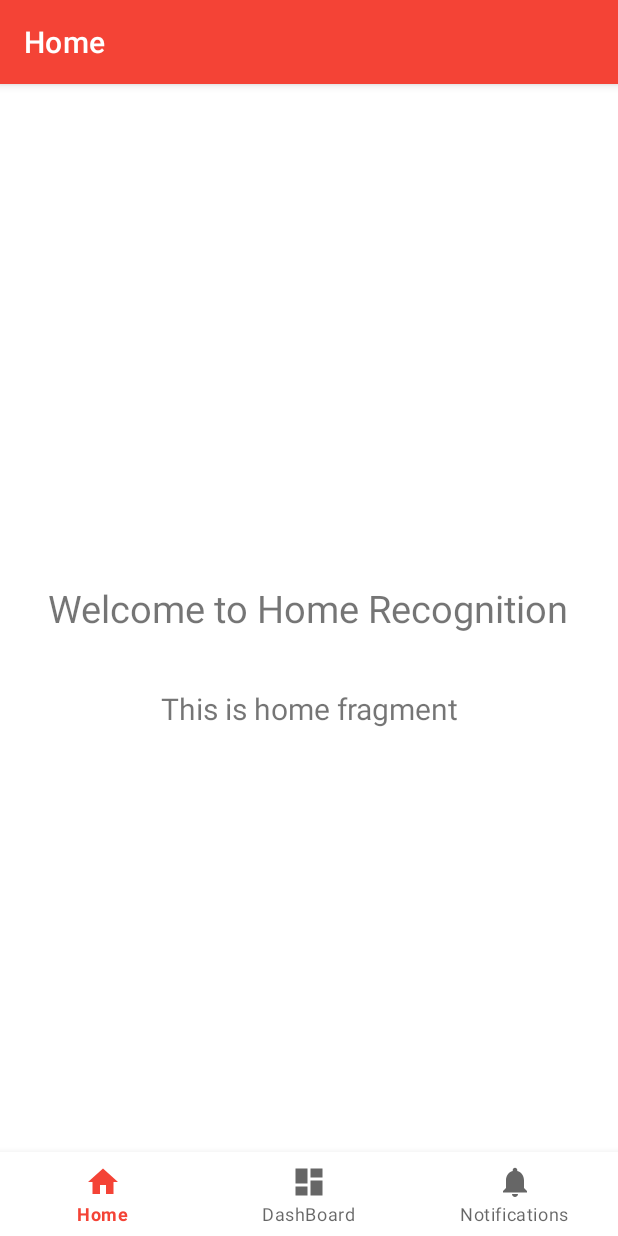
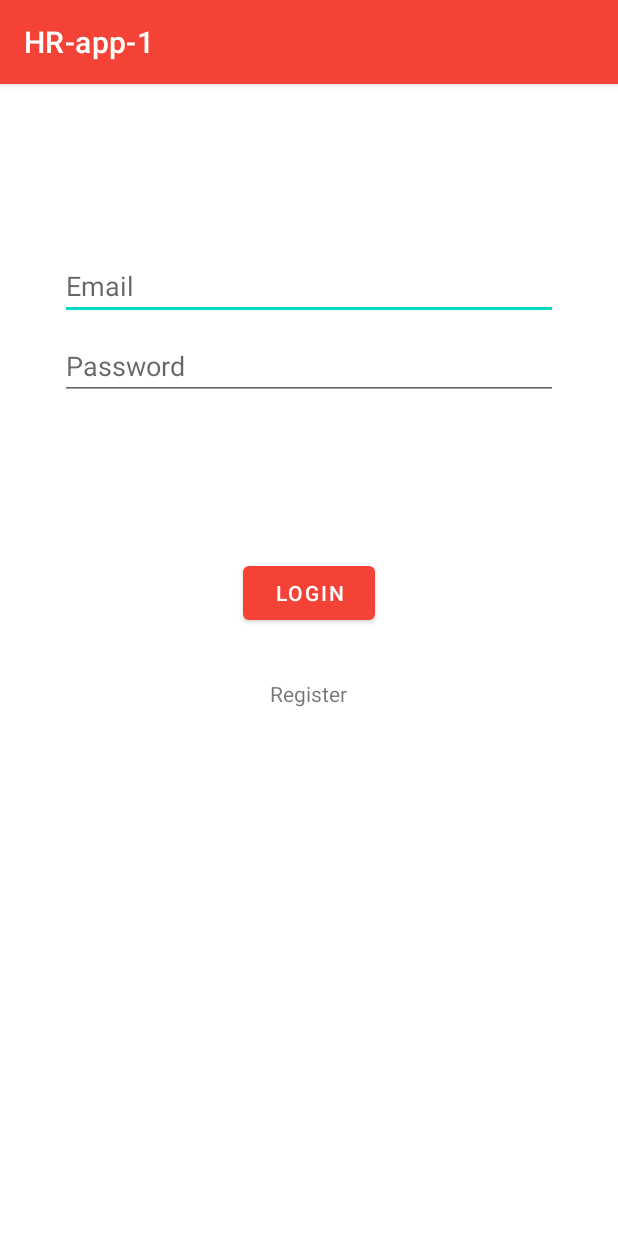
Before and after one commit to gsobrinski/home-recognition-app, an Android app: the screen it shows after launch (MainActivity before the commit, LoginActivity after it), on a phone screen of 412 x 824 dp. Run offline under Robolectric (Android 15) with nearby library versions, the phone set to English and light mode, and no system bars.

Commit message:
Login Page initiated

```diff
--- a/HRapp1/app/src/main/AndroidManifest.xml
+++ b/HRapp1/app/src/main/AndroidManifest.xml
@@ -10,7 +10,7 @@
         android:supportsRtl="true"
         android:theme="@style/Theme.HRapp1">
         <activity
-            android:name=".MainActivity"
+            android:name=".ui.login.LoginActivity"
             android:label="@string/app_name">
             <intent-filter>
                 <action android:name="android.intent.action.MAIN" />
@@ -18,6 +18,10 @@
                 <category android:name="android.intent.category.LAUNCHER" />
             </intent-filter>
         </activity>
+        <activity
+            android:name=".MainActivity"
+            android:label="@string/app_name"
+            android:parentActivityName=".ui.login.LoginActivity"/>
     </application>
 
 </manifest>
--- /dev/null
+++ b/HRapp1/app/src/main/java/com/example/hr_app_1/ui/login/LoginActivity.java
@@ -0,0 +1,109 @@
+package com.example.hr_app_1.ui.login;
+import com.example.hr_app_1.R;
+
+import android.content.Context;
+import android.content.Intent;
+
+import android.os.Bundle;
+
+import androidx.appcompat.app.AppCompatActivity;
+
+import android.view.View;
+import android.widget.Button;
+import android.widget.EditText;
+import android.widget.ProgressBar;
+import android.widget.TextView;
+import android.widget.Toast;
+
+import com.example.hr_app_1.MainActivity;
+
+public class LoginActivity extends AppCompatActivity implements View.OnClickListener {
+    private final AppCompatActivity activity = LoginActivity.this;
+    private EditText usernameEditText;
+    private EditText passwordEditText;
+    private Button loginButton;
+    private TextView registerText;
+    private ProgressBar loadingProgressBar;
+
+    @Override
+    protected void onCreate(Bundle savedInstanceState) {
+        super.onCreate(savedInstanceState);
+        setContentView(R.layout.activity_login);
+        //getSupportActionBar().hide();
+        initViews();
+        initListeners();
+   //     initObjects();
+    }
+
+    /**
+     * This method is to initialize views
+     */
+    private void initViews() {
+        usernameEditText = findViewById(R.id.username);
+        passwordEditText = findViewById(R.id.password);
+        loginButton = findViewById(R.id.login_button2);
+        registerText = findViewById(R.id.register);
+        loadingProgressBar = findViewById(R.id.loading);
+    }
+    /**
+     * This method is to initialize listeners
+     */
+    private void initListeners() {
+        loginButton.setOnClickListener(this);
+        registerText.setOnClickListener(this);
+    }
+
+    /**
+     * This method is to initialize objects to be used
+     */
+    private void initObjects() {
+        // databaseHelper = new DatabaseHelper(activity);
+        //inputValidation = new InputValidation(activity);
+    }
+
+    /**
+     * This implemented method is to listen the click on view
+     *
+     * @param v
+     */
+    @Override
+    public void onClick(View v) {
+        switch (v.getId()) {
+            case R.id.login_button2:
+                validateLogin();
+                break;
+            case R.id.register:
+                //validateLogin();
+                // Navigate to RegisterActivity
+               // Intent intentRegister = new Intent(getApplicationContext(), RegisterActivity.class);
+              //  startActivity(intentRegister);
+                break;
+        }
+    }
+
+    /**
+     * This method is to validate the input text fields and verify login credentials from SQLite
+     */
+    private void validateLogin() {
+        if(usernameEditText.getText().toString().equals("admin@gmail.com") && passwordEditText.getText().toString().equals("password")){
+            Intent accountsIntent = new Intent(activity, MainActivity.class);
+            emptyInputEditText();
+            startActivity(accountsIntent);
+        }
+        else{
+            Context context = getApplicationContext();
+            CharSequence text = "Incorrect username or password";
+            int duration = Toast.LENGTH_SHORT;
+
+            Toast toast = Toast.makeText(context, text, duration);
+            toast.show();
+        }
+    }
+    /**
+     * This method is to empty all input edit text
+     */
+    private void emptyInputEditText() {
+        usernameEditText.setText(null);
+        passwordEditText.setText(null);
+    }
+}
--- /dev/null
+++ b/HRapp1/app/src/main/java/com/example/hr_app_1/ui/login/LoginViewModel.java
@@ -0,0 +1,11 @@
+package com.example.hr_app_1.ui.login;
+
+import androidx.lifecycle.LiveData;
+import androidx.lifecycle.MutableLiveData;
+import androidx.lifecycle.ViewModel;
+
+import android.util.Patterns;
+
+public class LoginViewModel  extends ViewModel {
+
+}
--- /dev/null
+++ b/HRapp1/app/src/main/res/layout/activity_login.xml
@@ -0,0 +1,79 @@
+<?xml version="1.0" encoding="utf-8"?>
+<androidx.constraintlayout.widget.ConstraintLayout xmlns:android="http://schemas.android.com/apk/res/android"
+    xmlns:app="http://schemas.android.com/apk/res-auto"
+    xmlns:tools="http://schemas.android.com/tools"
+    android:id="@+id/container"
+    android:layout_width="match_parent"
+    android:layout_height="match_parent"
+    android:paddingLeft="@dimen/activity_horizontal_margin"
+    android:paddingTop="@dimen/activity_vertical_margin"
+    android:paddingRight="@dimen/activity_horizontal_margin"
+    android:paddingBottom="@dimen/activity_vertical_margin">
+
+    <EditText
+        android:id="@+id/username"
+        android:layout_width="0dp"
+        android:layout_height="wrap_content"
+        android:layout_marginStart="24dp"
+        android:layout_marginTop="96dp"
+        android:layout_marginEnd="24dp"
+        android:hint="@string/prompt_email"
+        android:inputType="textEmailAddress"
+        android:selectAllOnFocus="true"
+        app:layout_constraintEnd_toEndOf="parent"
+        app:layout_constraintStart_toStartOf="parent"
+        app:layout_constraintTop_toTopOf="parent" />
+
+    <EditText
+        android:id="@+id/password"
+        android:layout_width="0dp"
+        android:layout_height="wrap_content"
+        android:layout_marginStart="24dp"
+        android:layout_marginTop="8dp"
+        android:layout_marginEnd="24dp"
+        android:hint="@string/prompt_password"
+        android:imeActionLabel="@string/action_sign_in_short"
+        android:imeOptions="actionDone"
+        android:inputType="textPassword"
+        android:selectAllOnFocus="true"
+        app:layout_constraintEnd_toEndOf="parent"
+        app:layout_constraintStart_toStartOf="parent"
+        app:layout_constraintTop_toBottomOf="@+id/username" />
+
+    <TextView
+        android:id="@+id/register"
+        android:layout_width="wrap_content"
+        android:layout_height="wrap_content"
+        android:layout_marginBottom="336dp"
+        android:text="@string/action_register"
+        app:layout_constraintBottom_toBottomOf="parent"
+        app:layout_constraintEnd_toEndOf="parent"
+        app:layout_constraintHorizontal_bias="0.498"
+        app:layout_constraintStart_toStartOf="parent" />
+
+    <ProgressBar
+        android:id="@+id/loading"
+        android:layout_width="wrap_content"
+        android:layout_height="wrap_content"
+        android:layout_gravity="center"
+        android:layout_marginStart="32dp"
+        android:layout_marginTop="64dp"
+        android:layout_marginEnd="32dp"
+        android:layout_marginBottom="64dp"
+        android:visibility="gone"
+        app:layout_constraintBottom_toBottomOf="parent"
+        app:layout_constraintEnd_toEndOf="@+id/password"
+        app:layout_constraintStart_toStartOf="@+id/password"
+        app:layout_constraintTop_toTopOf="parent"
+        app:layout_constraintVertical_bias="0.3" />
+
+    <Button
+        android:id="@+id/login_button2"
+        android:layout_width="wrap_content"
+        android:layout_height="wrap_content"
+        android:layout_marginBottom="33dp"
+        android:text="Login"
+        app:layout_constraintBottom_toTopOf="@+id/register"
+        app:layout_constraintEnd_toEndOf="parent"
+        app:layout_constraintStart_toStartOf="parent" />
+</androidx.constraintlayout.widget.ConstraintLayout>
--- a/HRapp1/app/src/main/res/layout/fragment_dashboard.xml
+++ b/HRapp1/app/src/main/res/layout/fragment_dashboard.xml
@@ -18,5 +18,6 @@
         app:layout_constraintBottom_toBottomOf="parent"
         app:layout_constraintEnd_toEndOf="parent"
         app:layout_constraintStart_toStartOf="parent"
-        app:layout_constraintTop_toTopOf="parent" />
+        app:layout_constraintTop_toTopOf="parent"
+        android:gravity="center_horizontal" />
 </androidx.constraintlayout.widget.ConstraintLayout>
--- a/HRapp1/app/src/main/res/layout/fragment_notifications.xml
+++ b/HRapp1/app/src/main/res/layout/fragment_notifications.xml
@@ -18,5 +18,6 @@
         app:layout_constraintBottom_toBottomOf="parent"
         app:layout_constraintEnd_toEndOf="parent"
         app:layout_constraintStart_toStartOf="parent"
-        app:layout_constraintTop_toTopOf="parent" />
+        app:layout_constraintTop_toTopOf="parent"
+        android:gravity="center_horizontal" />
 </androidx.constraintlayout.widget.ConstraintLayout>
--- a/HRapp1/app/src/main/res/values-night/themes.xml
+++ b/HRapp1/app/src/main/res/values-night/themes.xml
@@ -3,7 +3,7 @@
     <style name="Theme.HRapp1" parent="Theme.MaterialComponents.DayNight.DarkActionBar">
         <!-- Primary brand color. -->
         <item name="colorPrimary">@color/purple_200</item>
-        <item name="colorPrimaryVariant">@color/purple_700</item>
+        <item name="colorPrimaryVariant">@color/dark_grey</item>
         <item name="colorOnPrimary">@color/black</item>
         <!-- Secondary brand color. -->
         <item name="colorSecondary">@color/teal_200</item>
--- a/HRapp1/app/src/main/res/values/colors.xml
+++ b/HRapp1/app/src/main/res/values/colors.xml
@@ -1,8 +1,8 @@
 <?xml version="1.0" encoding="utf-8"?>
 <resources>
     <color name="purple_200">#FFBB86FC</color>
-    <color name="purple_500">#F44336</color>
-    <color name="purple_700">#353537</color>
+    <color name="red_orange">#F44336</color>
+    <color name="dark_grey">#353537</color>
     <color name="teal_200">#FF03DAC5</color>
     <color name="teal_700">#FF018786</color>
     <color name="black">#FF000000</color>
--- a/HRapp1/app/src/main/res/values/strings.xml
+++ b/HRapp1/app/src/main/res/values/strings.xml
@@ -1,5 +1,15 @@
 <resources>
     <string name="app_name">HR-app-1</string>
+    <!-- Strings related to login -->
+    <string name="prompt_email">Email</string>
+    <string name="prompt_password">Password</string>
+    <string name="action_sign_in">Sign in</string>
+    <string name="action_register">Register</string>
+    <string name="action_sign_in_short">Sign in</string>
+    <string name="welcome">"Welcome !"</string>
+    <string name="invalid_username">Not a valid username</string>
+    <string name="invalid_password">Password must be >5 characters</string>
+    <string name="login_failed">"Login failed"</string>
     <string name="title_home">Home</string>
     <string name="title_dashboard">DashBoard</string>
     <string name="title_notifications">Notifications</string>
--- a/HRapp1/app/src/main/res/values/themes.xml
+++ b/HRapp1/app/src/main/res/values/themes.xml
@@ -2,8 +2,8 @@
     <!-- Base application theme. -->
     <style name="Theme.HRapp1" parent="Theme.MaterialComponents.DayNight.DarkActionBar">
         <!-- Primary brand color. -->
-        <item name="colorPrimary">@color/purple_500</item>
-        <item name="colorPrimaryVariant">@color/purple_700</item>
+        <item name="colorPrimary">@color/red_orange</item>
+        <item name="colorPrimaryVariant">@color/dark_grey</item>
         <item name="colorOnPrimary">@color/white</item>
         <!-- Secondary brand color. -->
         <item name="colorSecondary">@color/teal_200</item>
```
